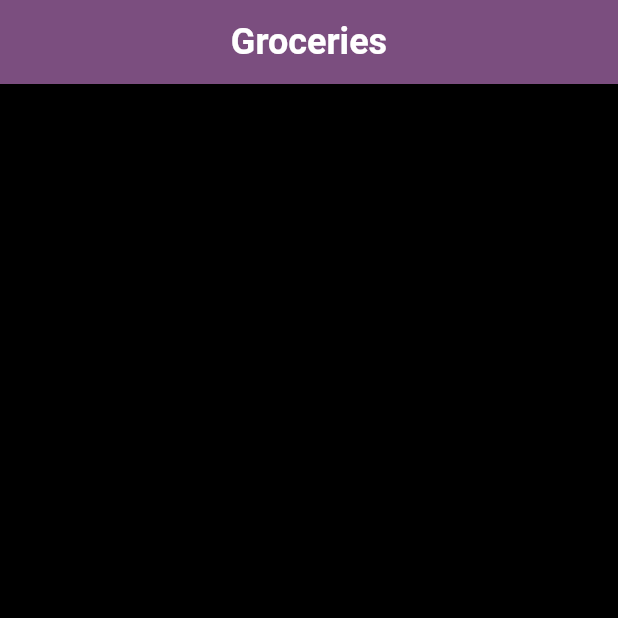
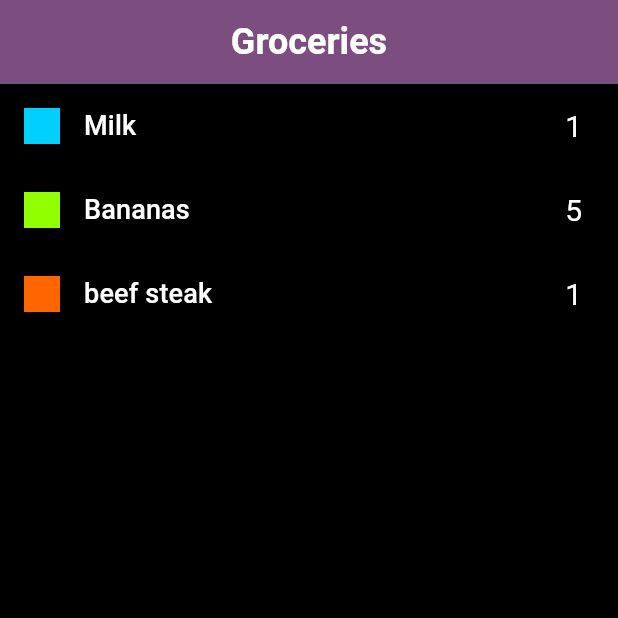
Before and after one commit to ahmedmohsen302/shopping_list_app, a Flutter app: the screen it shows after launch, on a phone screen of 412 x 824 dp, the top half of it. Run offline on Flutter 3.47's test engine with Material 3 defaults, Android fonts, the phone set to English and light mode, and no system bars.

Commit message:
created home view

```diff
--- a/lib/data/groceries_data.dart
+++ b/lib/data/groceries_data.dart
@@ -1,13 +1,24 @@
+import 'package:shopping_list_app/data/categories.dart';
 import 'package:shopping_list_app/models/category_mode.dart';
 import 'package:shopping_list_app/models/grocery_model.dart';
 
 final groceryItem = [
-  GroceryModel(id: 'a', name: 'Milk', quantity: 1, category: Category.dairy),
-  GroceryModel(id: 'b', name: 'Bananas', quantity: 5, category: Category.fruit),
+  GroceryModel(
+    id: 'a',
+    name: 'Milk',
+    quantity: 1,
+    category: categories[Category.dairy]!,
+  ),
+  GroceryModel(
+    id: 'b',
+    name: 'Bananas',
+    quantity: 5,
+    category: categories[Category.fruit]!,
+  ),
   GroceryModel(
     id: 'c',
     name: 'beef steak',
     quantity: 1,
-    category: Category.meat,
+    category: categories[Category.meat]!,
   ),
 ];
--- a/lib/models/grocery_model.dart
+++ b/lib/models/grocery_model.dart
@@ -4,7 +4,7 @@ class GroceryModel {
   final String id;
   final String name;
   final int quantity;
-  final Category category;
+  final CategoryModel category;
 
   GroceryModel({
     required this.id,
--- a/lib/views/home_view.dart
+++ b/lib/views/home_view.dart
@@ -1,10 +1,39 @@
 import 'package:flutter/material.dart';
+import 'package:shopping_list_app/data/groceries_data.dart';
 
 class HomeView extends StatelessWidget {
   const HomeView({super.key});
 
   @override
   Widget build(BuildContext context) {
-    return Scaffold(appBar: AppBar(title: Text('Groceries')));
+    return Scaffold(
+      appBar: AppBar(title: Text('Groceries')),
+      body: ListView.builder(
+        itemCount: groceryItem.length,
+        itemBuilder: (context, index) {
+          return ListTile(
+            title: Text(
+              groceryItem[index].name,
+              style: Theme.of(context).textTheme.labelLarge!.copyWith(
+                color: Theme.of(context).colorScheme.onSecondary,
+                fontSize: 18,
+              ),
+            ),
+            leading: Container(
+              width: 24,
+              height: 24,
+              color: groceryItem[index].category.color,
+            ),
+            trailing: Text(
+              groceryItem[index].quantity.toString(),
+              style: Theme.of(context).textTheme.displayLarge!.copyWith(
+                color: Theme.of(context).colorScheme.onSecondary,
+                fontSize: 20,
+              ),
+            ),
+          );
+        },
+      ),
+    );
   }
 }
```
